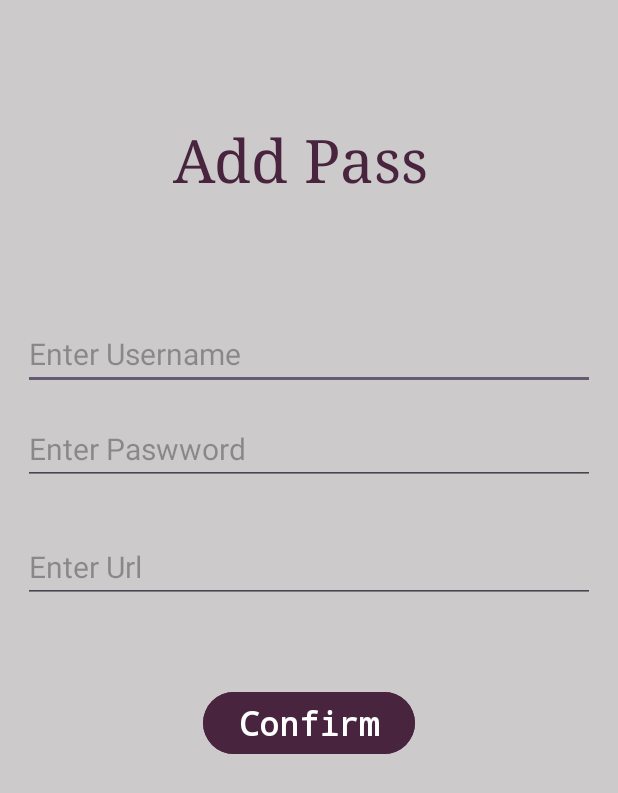
After one commit to minaalkhurram/androidApp3, an Android app: the addPasswordActivity screen opened directly, with no data from a screen before it, on a phone screen of 412 x 824 dp. The commit adds this screen. Shown: the top 793 px of the screen. Run offline under Robolectric (Android 15) with nearby library versions, the phone set to English and light mode, and no system bars; Roboto replaces fonts that are not available here; 2 statements that could not run were skipped.

Commit message:
commit 5

```diff
--- a/app/src/main/AndroidManifest.xml
+++ b/app/src/main/AndroidManifest.xml
@@ -12,6 +12,9 @@
         android:supportsRtl="true"
         android:theme="@style/Theme.Assignment3"
         tools:targetApi="31">
+        <activity
+            android:name=".userPasswords"
+            android:exported="false" />
         <activity
             android:name=".addPasswordActivity"
             android:exported="false" />
--- /dev/null
+++ b/app/src/main/java/com/example/assignment3/addPasswordActivity.java
@@ -0,0 +1,73 @@
+package com.example.assignment3;
+
+import android.content.Intent;
+import android.os.Bundle;
+import android.view.View;
+import android.widget.Button;
+import android.widget.EditText;
+import android.widget.Toast;
+
+import androidx.activity.EdgeToEdge;
+import androidx.appcompat.app.AppCompatActivity;
+import androidx.core.graphics.Insets;
+import androidx.core.view.ViewCompat;
+import androidx.core.view.WindowInsetsCompat;
+
+public class addPasswordActivity extends AppCompatActivity {
+
+    EditText usernameTxt,passTxt,urlTxt;
+    Button confirmBtn;
+
+    String myUser;
+    usersDB mydb;
+    @Override
+    protected void onCreate(Bundle savedInstanceState) {
+        super.onCreate(savedInstanceState);
+        EdgeToEdge.enable(this);
+        setContentView(R.layout.activity_add_password);
+        init();
+        getExtra();
+        mydb.open();
+
+        ViewCompat.setOnApplyWindowInsetsListener(findViewById(R.id.main), (v, insets) -> {
+            Insets systemBars = insets.getInsets(WindowInsetsCompat.Type.systemBars());
+            v.setPadding(systemBars.left, systemBars.top, systemBars.right, systemBars.bottom);
+            return insets;
+        });
+
+        confirmBtn.setOnClickListener(new View.OnClickListener() {
+            @Override
+            public void onClick(View v) {
+            String uname=usernameTxt.getText().toString();
+            String pass=usernameTxt.getText().toString();
+            String url=usernameTxt.getText().toString();
+                if(!uname.isEmpty()&&!pass.isEmpty()&&!url.isEmpty())
+                {
+                    mydb.addPassword(myUser,uname,pass,url);
+                    Toast.makeText(addPasswordActivity.this,"Password Added ",Toast.LENGTH_LONG).show();
+                    Intent intent=new Intent(addPasswordActivity.this,UserActivity.class);
+                    intent.putExtra("username",myUser);
+                    startActivity(intent);
+                    finish();
+                }
+            }
+        });
+    }
+
+    public void init()
+    {
+        usernameTxt=findViewById(R.id.userNameTxt);
+        passTxt=findViewById(R.id.passTxt);
+        urlTxt=findViewById(R.id.urlTxt);
+
+
+    }
+    public void getExtra()
+    {
+        Intent intent=getIntent();
+        if(intent!=null)
+        {
+            myUser=intent.getStringExtra("username");
+        }
+    }
+}
--- a/app/src/main/java/com/example/assignment3/usersDB.java
+++ b/app/src/main/java/com/example/assignment3/usersDB.java
@@ -99,6 +99,8 @@ public class usersDB {
         values.put(password_row_username, username);
         values.put(password_row_password, password);
         values.put(password_row_url, url);
+        // 1 means not in bin and 0 means in bin
+        values.put(password_row_flag,1);
 
         mydb.insert(PASSWORDS_TABLE, null, values);
     }
@@ -130,7 +132,7 @@ public class usersDB {
         // Check if the query returned any rows
         if (cursor.moveToFirst()) {
             // Retrieve the user ID from the cursor
-            int userId = cursor.getInt(cursor.getColumnIndex(row_id));
+            int userId = cursor.getColumnIndex(row_id);
 
             // Close the cursor
             cursor.close();
--- /dev/null
+++ b/app/src/main/res/drawable/addpass_icon.xml
@@ -0,0 +1,5 @@
+<vector xmlns:android="http://schemas.android.com/apk/res/android" android:autoMirrored="true" android:height="44dp" android:tint="#100707" android:viewportHeight="24" android:viewportWidth="24" android:width="44dp">
+
+    <path android:fillColor="@android:color/white" android:pathData="M20,4H4C2.89,4 2.01,4.89 2.01,6L2,18c0,1.11 0.89,2 2,2h10v-2H4v-6h18V6C22,4.89 21.11,4 20,4zM20,8H4V6h16V8zM24,17v2h-3v3h-2v-3h-3v-2h3v-3h2v3H24z"/>
+
+</vector>
--- /dev/null
+++ b/app/src/main/res/drawable/cancelicon.xml
@@ -0,0 +1,5 @@
+<vector xmlns:android="http://schemas.android.com/apk/res/android" android:autoMirrored="true" android:height="34dp" android:tint="#100707" android:viewportHeight="24" android:viewportWidth="24" android:width="34dp">
+
+    <path android:fillColor="@android:color/white" android:pathData="M12,2C6.47,2 2,6.47 2,12s4.47,10 10,10 10,-4.47 10,-10S17.53,2 12,2zM17,15.59L15.59,17 12,13.41 8.41,17 7,15.59 10.59,12 7,8.41 8.41,7 12,10.59 15.59,7 17,8.41 13.41,12 17,15.59z"/>
+
+</vector>
--- /dev/null
+++ b/app/src/main/res/layout/activity_add_password.xml
@@ -0,0 +1,81 @@
+<?xml version="1.0" encoding="utf-8"?>
+<LinearLayout xmlns:android="http://schemas.android.com/apk/res/android"
+    xmlns:app="http://schemas.android.com/apk/res-auto"
+    xmlns:tools="http://schemas.android.com/tools"
+    android:id="@+id/main"
+    android:layout_width="match_parent"
+    android:layout_height="match_parent"
+    android:background="@color/lightText"
+    android:orientation="vertical"
+    tools:context=".signUpPage2">
+
+    <TextView
+        android:layout_width="wrap_content"
+        android:layout_height="wrap_content"
+        android:layout_gravity="center_horizontal"
+        android:textSize="40dp"
+        android:layout_marginTop="80dp"
+        android:fontFamily="times"
+        android:textColor="@color/darkPurple"
+        android:text="Add Pass ">
+
+    </TextView>
+
+
+    <EditText
+        android:id="@+id/userNameTxt"
+        android:layout_width="match_parent"
+        android:layout_height="wrap_content"
+        android:layout_marginLeft="15dp"
+        android:layout_marginRight="15dp"
+        android:layout_marginTop="80dp"
+        android:hint="Enter Username"
+        android:textColor="@color/darkPurple"
+        android:textSize="20dp">
+
+    </EditText>
+
+
+    <EditText
+        android:id="@+id/passTxt"
+        android:layout_width="match_parent"
+        android:layout_height="wrap_content"
+        android:layout_margin="15dp"
+        android:hint="Enter Paswword"
+        android:textColor="@color/darkPurple"
+        android:inputType="textPassword"
+        android:textSize="20dp">
+
+    </EditText>
+
+    <EditText
+        android:id="@+id/urlTxt"
+        android:layout_width="match_parent"
+        android:layout_height="wrap_content"
+        android:layout_margin="15dp"
+        android:hint="Enter Url "
+        android:textColor="@color/darkPurple"
+        android:inputType="textPassword"
+        android:textSize="20dp">
+
+    </EditText>
+
+
+    <Button
+        android:id="@+id/confirmbtn"
+        android:layout_width="wrap_content"
+        android:layout_height="wrap_content"
+        android:layout_gravity="center_horizontal"
+        android:layout_marginTop="40dp"
+        android:backgroundTint="@color/darkPurple"
+        android:fontFamily="monospace"
+        android:text="Confirm"
+        android:textAlignment="center"
+        android:textAppearance="@style/TextAppearance.AppCompat.Large"
+        android:textStyle="bold">
+
+    </Button>
+
+
+
+</LinearLayout>
```
Also changed, not shown: app/src/main/java/com/example/assignment3/UserActivity.java (+14 -1 lines), app/src/main/java/com/example/assignment3/userPasswords.java (added, +24 -0 lines), app/src/main/res/drawable/binicon.xml (added, +7 -0 lines), app/src/main/res/drawable/editicon.xml (added, +19 -0 lines), app/src/main/res/layout/activity_user_passwords.xml (added, +64 -0 lines), app/src/main/res/layout/row_item.xml (added, +122 -0 lines).
